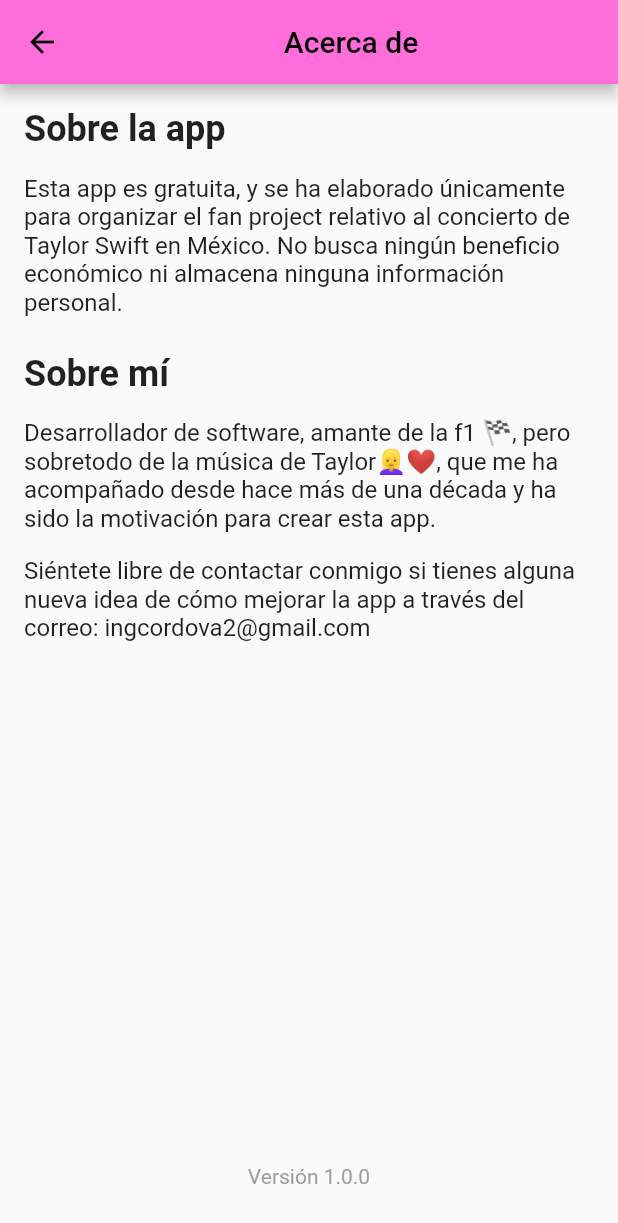
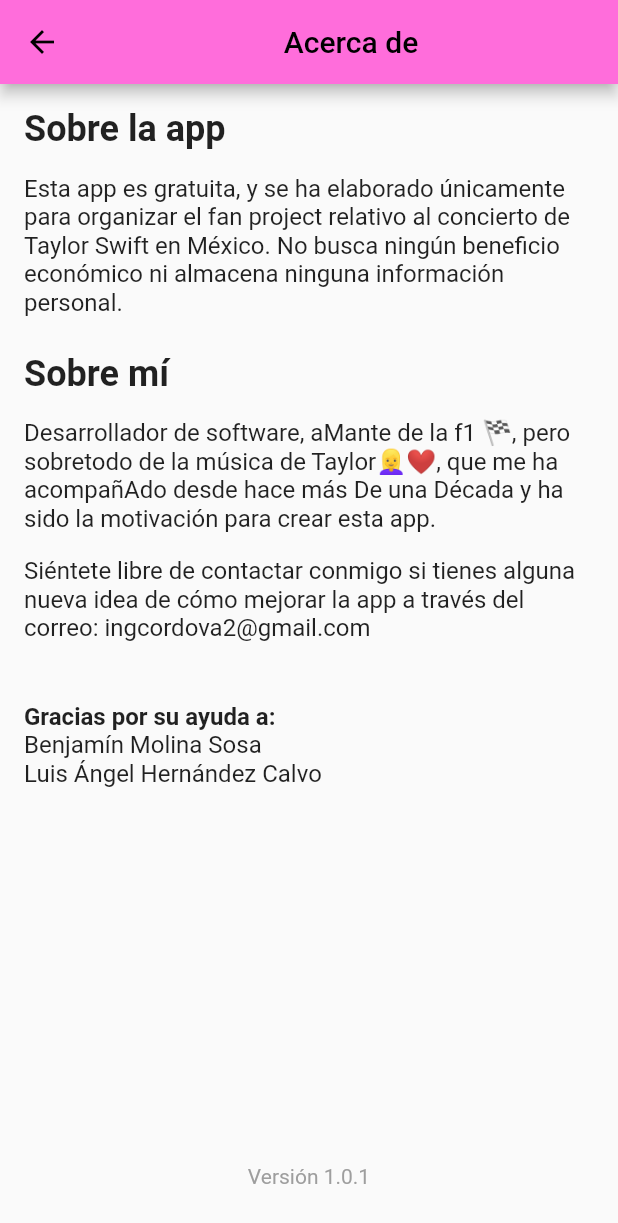
Before and after one commit to audirev/TSMexico, a Flutter app: the AboutPage screen opened directly, on a phone screen of 412 x 824 dp. Shown: the top 1223 px of the screen. Run offline on Flutter 3.47's test engine with Material 2 defaults, Android fonts, the phone set to English and light mode, and no system bars; our stand-ins replace camera, gallery_saver, introduction_screen, shared_preferences; accounts and stored records are empty.

Commit message:
se añaden créditos y se ordena lista de secciones

```diff
--- a/lib/page/about_page.dart
+++ b/lib/page/about_page.dart
@@ -36,12 +36,27 @@ class _AboutPage extends State<AboutPage> {
               ),
               SizedBox(height: 16),
               Text(
-                'Desarrollador de software, amante de la f1 🏁, pero sobretodo de la música de Taylor👱‍♀️❤️, que me ha acompañado desde hace más de una década y ha sido la motivación para crear esta app.',
+                'Desarrollador de software, aMante de la f1 🏁, pero sobretodo de la música de Taylor👱‍♀️❤️, que me ha acompañAdo desde hace más De una Década y ha sido la motivación para crear esta app.',
                 style: TextStyle(fontSize: 16),
               ),
               SizedBox(height: 16),
               Text(
                 'Siéntete libre de contactar conmigo si tienes alguna nueva idea de cómo mejorar la app a través del correo: ingcordova2@gmail.com',
+                style: TextStyle(fontSize: 16),
+              ),
+              SizedBox(height: 40),
+              Text(
+                'Gracias por su ayuda a:',
+                style: TextStyle(fontSize: 16, fontWeight: FontWeight.bold),
+              ),
+              SizedBox(height: 0),
+              Text(
+                'Benjamín Molina Sosa',
+                style: TextStyle(fontSize: 16),
+              ),
+              SizedBox(height: 0),
+              Text(
+                'Luis Ángel Hernández Calvo',
                 style: TextStyle(fontSize: 16),
               ),
               SizedBox(height: 24),
@@ -51,7 +66,7 @@ class _AboutPage extends State<AboutPage> {
                   child: Padding(
                     padding: const EdgeInsets.only(bottom: 16.0),
                     child: Text(
-                      'Versión 1.0.0',
+                      'Versión 1.0.1',
                       style: TextStyle(fontSize: 14, color: Colors.grey),
                     ),
                   ),
--- a/lib/page/profile_page.dart
+++ b/lib/page/profile_page.dart
@@ -63,7 +63,7 @@ class _ProfilePage extends State<ProfilePage> {
 
     var sectionResponse = await loadSections();
     var sectionsForZone = sectionResponse.where((section) => section.zoneId == zoneSelected.id).toList();
-    sectionsForZone.sort((a, b) => a.name.compareTo(b.name));
+    sectionsForZone.sort((a, b) => int.parse(a.name.replaceAll(new RegExp(r'[^0-9]'),'')).compareTo(int.parse(b.name.replaceAll(new RegExp(r'[^0-9]'),''))));
 
     setState(() {
       sections = sectionsForZone;
```
